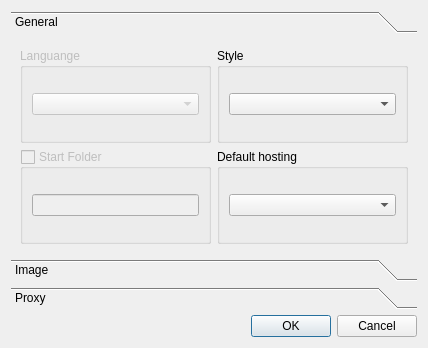
This is quimge/ui/setting.ui in Apkawa/quimge as Qt 5 draws it before an edit. The edited form follows.
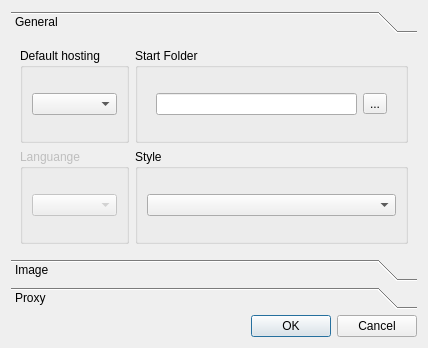
This is the edited form.

Commit message: kawaiing setting dialog

```diff
--- a/quimge/ui/setting.ui
+++ b/quimge/ui/setting.ui
@@ -35,7 +35,34 @@
        <string>General</string>
       </attribute>
       <layout class="QGridLayout" name="gridLayout">
+       <item row="1" column="0">
+        <widget class="QGroupBox" name="groupBox">
+         <property name="enabled">
+          <bool>false</bool>
+         </property>
+         <property name="title">
+          <string>Languange</string>
+         </property>
+         <layout class="QVBoxLayout" name="verticalLayout_2">
+          <item>
+           <widget class="QComboBox" name="comboBox"/>
+          </item>
+         </layout>
+        </widget>
+       </item>
        <item row="1" column="1">
+        <widget class="QGroupBox" name="groupBox_3">
+         <property name="title">
+          <string>Style</string>
+         </property>
+         <layout class="QVBoxLayout" name="verticalLayout_3">
+          <item>
+           <widget class="QComboBox" name="list_styles"/>
+          </item>
+         </layout>
+        </widget>
+       </item>
+       <item row="0" column="0">
         <widget class="QGroupBox" name="default_host_box">
          <property name="enabled">
           <bool>true</bool>
@@ -60,61 +87,43 @@
          </layout>
         </widget>
        </item>
-       <item row="0" column="0">
-        <widget class="QGroupBox" name="groupBox">
-         <property name="enabled">
-          <bool>false</bool>
-         </property>
-         <property name="title">
-          <string>Languange</string>
-         </property>
-         <layout class="QVBoxLayout" name="verticalLayout_2">
-          <item>
-           <widget class="QComboBox" name="comboBox"/>
-          </item>
-         </layout>
-        </widget>
-       </item>
-       <item row="1" column="0">
+       <item row="0" column="1">
         <widget class="QGroupBox" name="groupBox_2">
          <property name="enabled">
-          <bool>false</bool>
+          <bool>true</bool>
          </property>
          <property name="title">
           <string>Start Folder</string>
          </property>
          <property name="checkable">
-          <bool>true</bool>
+          <bool>false</bool>
          </property>
          <property name="checked">
           <bool>false</bool>
          </property>
          <layout class="QHBoxLayout" name="horizontalLayout">
           <item>
-           <widget class="QLineEdit" name="lineEdit">
-            <property name="sizePolicy">
-             <sizepolicy hsizetype="Minimum" vsizetype="Fixed">
-              <horstretch>0</horstretch>
-              <verstretch>0</verstretch>
-             </sizepolicy>
-            </property>
+           <widget class="QWidget" name="widget" native="true">
+            <layout class="QHBoxLayout" name="horizontalLayout_2">
+             <item>
+              <widget class="QLineEdit" name="start_dir_edit"/>
+             </item>
+             <item>
+              <widget class="QToolButton" name="select_start_dir">
+               <property name="text">
+                <string>...</string>
+               </property>
+               <property name="checkable">
+                <bool>false</bool>
+               </property>
+              </widget>
+             </item>
+            </layout>
            </widget>
           </item>
          </layout>
         </widget>
        </item>
-       <item row="0" column="1">
-        <widget class="QGroupBox" name="groupBox_3">
-         <property name="title">
-          <string>Style</string>
-         </property>
-         <layout class="QVBoxLayout" name="verticalLayout_3">
-          <item>
-           <widget class="QComboBox" name="list_styles"/>
-          </item>
-         </layout>
-        </widget>
-       </item>
       </layout>
      </widget>
      <widget class="QWidget" name="page_3">
```
The commit also changes 2 other files.
